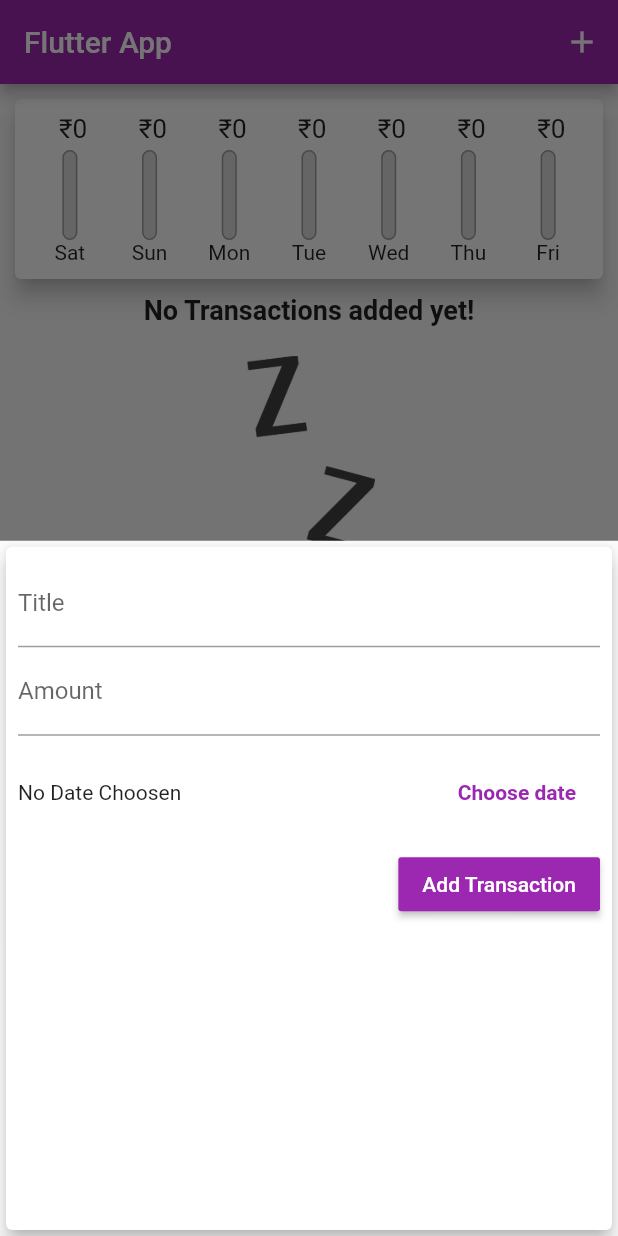
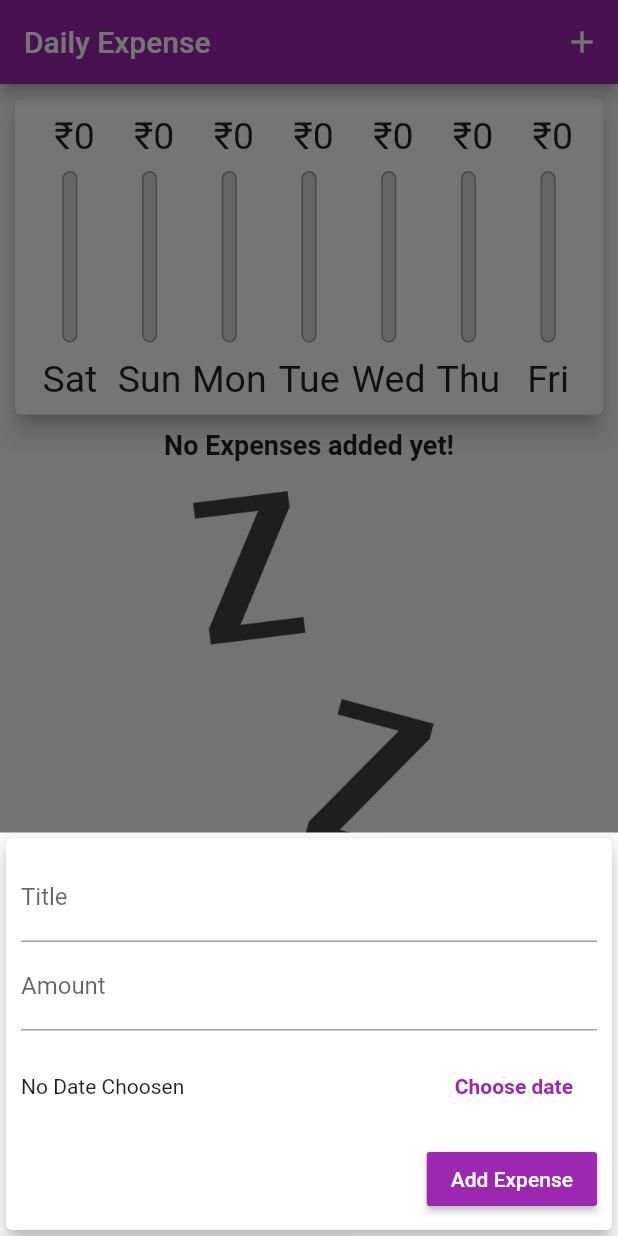
Before and after one commit to Jbhaliyan/daily_expense, a Flutter app: the screen it shows after launch, after a tap on the "add" icon, on a phone screen of 412 x 824 dp. Run offline on Flutter 3.47's test engine with Material 2 defaults, Android fonts, the phone set to English and light mode, and no system bars.

Commit message:
Responsive and adaptive features added

```diff
--- a/lib/main.dart
+++ b/lib/main.dart
@@ -1,11 +1,15 @@
-import 'package:expense_app_practice/widgets/chart.dart';
-import 'package:expense_app_practice/widgets/transaction-list.dart';
+import 'package:flutter/services.dart';
+import 'widgets/chart.dart';
 import 'package:flutter/material.dart';
-
-import 'models/transaction.dart';
-import 'widgets/new_transaction.dart';
+import 'models/expense.dart';
+import 'widgets/expense_list.dart';
+import 'widgets/new_expense.dart';
 
 void main() {
+  // SystemChrome.setPreferredOrientations([
+  //   DeviceOrientation.portraitUp,
+  //   DeviceOrientation.portraitDown,
+  // ]);
   runApp(MyApp());
 }
 
@@ -16,9 +20,8 @@ class MyApp extends StatelessWidget {
     return MaterialApp(
       title: 'Personal Expenses',
       theme: ThemeData(
-        // primaryColor: Colors.purple,
+        primaryColor: Colors.purple,
         primarySwatch: Colors.purple,
-        // accentColor: Colors.amber,
       ),
       home: MyHomePage(),
     );
@@ -31,10 +34,10 @@ class MyHomePage extends StatefulWidget {
 }
 
 class _MyHomePageState extends State<MyHomePage> {
-  final List<Transaction> _userTransaction = [];
-
-  List<Transaction> get _recentTransaction {
-    return (_userTransaction.where((txt) {
+  final List<Expense> _userExpense = [];
+  bool _showChart = false;
+  List<Expense> get _recentExpense {
+    return (_userExpense.where((txt) {
       return txt.date.isAfter(
         DateTime.now().subtract(
           Duration(days: 7),
@@ -43,65 +46,101 @@ class _MyHomePageState extends State<MyHomePage> {
     }).toList());
   }
 
-  void _addNewTransaction(String title, double amt, DateTime chosenDate) {
-    final newTx = Transaction(
+  void _addNewExpense(String title, double amt, DateTime chosenDate) {
+    final newEx = Expense(
         id: DateTime.now().toString(),
         title: title,
         amt: amt,
         date: chosenDate);
     // final newAmt = amt;
     setState(() {
-      _userTransaction.add(newTx);
+      _userExpense.add(newEx);
     });
   }
 
-  void _startNewTransaction(BuildContext ctx) {
+  void _startNewExpense(BuildContext ctx) {
     showModalBottomSheet(
       context: ctx,
       builder: (_) {
         return GestureDetector(
             onTap: () {},
             behavior: HitTestBehavior.opaque,
-            child: NewTransaction(_addNewTransaction));
+            child: NewExpense(_addNewExpense));
       },
     );
   }
 
-  void _deleteTransaction(String id) {
+  void _deleteExpense(String id) {
     setState(() {
-      _userTransaction.removeWhere((tx) => tx.id == id);
+      _userExpense.removeWhere((tx) => tx.id == id);
     });
   }
 
   @override
   Widget build(BuildContext context) {
-    return Scaffold(
-      appBar: AppBar(
-        title: Text('Flutter App'),
+    final mediaQuery=MediaQuery.of(context);
+    final isLandscape =
+         mediaQuery.orientation == Orientation.landscape;
+
+    final appBar = AppBar(
+      title: Text('Daily Expense'),
       actions: [
         IconButton(
-            onPressed: () => _startNewTransaction(context),
+          onPressed: () => _startNewExpense(context),
           icon: Icon(
             Icons.add,
             color: Colors.white,
           ),
         ),
       ],
-      ),
+    );
+    final exList = Container(
+        height: ( mediaQuery.size.height -
+                appBar.preferredSize.height -
+                 mediaQuery.padding.top) *
+            0.7,
+        child: ExpenseList(_userExpense, _deleteExpense));
+    return Scaffold(
+      appBar: appBar,
       body: SingleChildScrollView(
         child: Column(
-          // crossAxisAlignment: CrossAxisAlignment.start,
           mainAxisAlignment: MainAxisAlignment.center,
           children: [
-            Chart(_recentTransaction),
-            // UserTransaction()
-            TransactionList(_userTransaction, _deleteTransaction),
+            if (isLandscape)
+              Row(mainAxisAlignment: MainAxisAlignment.center, children: [
+                Text("Show Chart"),
+                Switch(
+                  value: _showChart,
+                  onChanged: (val) {
+                    setState(() {
+                      _showChart = val;
+                    });
+                  },
+                ),
+              ]),
+            if (!isLandscape)
+              Container(
+                  height: ( mediaQuery.size.height -
+                          appBar.preferredSize.height -
+                          mediaQuery.padding.top) *
+                      0.3,
+                  child: Chart(_recentExpense)),
+            if (!isLandscape) exList,
+            if (isLandscape)
+              _showChart
+                  ? Container(
+                      height: ( mediaQuery.size.height -
+                              appBar.preferredSize.height -
+                               mediaQuery.padding.top) *
+                          0.4,
+                      child: Chart(_recentExpense))
+                  : exList,
           ],
         ),
       ),
       // floatingActionButtonLocation: FloatingActionButtonLocation.centerTop,
       floatingActionButton: FloatingActionButton(
-        onPressed: () => _startNewTransaction(context),
+        onPressed: () => _startNewExpense(context),
         child: Icon(Icons.add),
       ),
     );
--- a/lib/models/transaction.dart
+++ b/lib/models/expense.dart
@@ -1,10 +1,10 @@
-class Transaction {
+class Expense {
   final String id;
   final String title;
   final double amt;
   final DateTime date;
 
-  Transaction({
+  Expense({
     required this.id,
     required this.title,
     required this.amt,
--- a/lib/widgets/chart.dart
+++ b/lib/widgets/chart.dart
@@ -1,15 +1,14 @@
-import 'package:expense_app_practice/widgets/chart_bar.dart';
+import '/widgets/chart_bar.dart';
 import 'package:intl/intl.dart';
-
-import '/models/transaction.dart';
+import '../models/expense.dart';
 import 'package:flutter/material.dart';
 
 class Chart extends StatelessWidget {
   // const Chart({Key? key}) : super(key: key);
-  final List<Transaction> recentTransaction;
+  final List<Expense> recentExpense;
 
-  Chart(this.recentTransaction);
-  List<Map<String, Object>> get grpdTransactions {
+  Chart(this.recentExpense);
+  List<Map<String, Object>> get grpdExpenses {
     return List.generate(7, (index) {
       final weekDay = DateTime.now().subtract(
         //weekday=DateTime.now()-index
@@ -17,11 +16,11 @@ class Chart extends StatelessWidget {
         // DateTime fiftyDaysAgo = today.subtract(const Duration(days: 50));
       );
       var totalSum = 0.0;
-      for (int i = 0; i < recentTransaction.length; i++) {
-        if (recentTransaction[i].date.day == weekDay.day &&
-            recentTransaction[i].date.month == weekDay.month &&
-            recentTransaction[i].date.year == weekDay.year) {
-          totalSum += recentTransaction[i].amt;
+      for (int i = 0; i < recentExpense.length; i++) {
+        if (recentExpense[i].date.day == weekDay.day &&
+            recentExpense[i].date.month == weekDay.month &&
+            recentExpense[i].date.year == weekDay.year) {
+          totalSum += recentExpense[i].amt;
         }
       }
       // print(DateFormat.E().format(weekDay));
@@ -34,14 +33,13 @@ class Chart extends StatelessWidget {
   }
 
   double get totalSpending {
-    return grpdTransactions.fold(0.0, (sum, element) {
+    return grpdExpenses.fold(0.0, (sum, element) {
       return sum + (element['amt'] as num);
     });
   }
 
   @override
   Widget build(BuildContext context) {
-    print(grpdTransactions);
     return Card(
       elevation: 6,
       margin: EdgeInsets.all(10),
@@ -49,8 +47,7 @@ class Chart extends StatelessWidget {
         padding: const EdgeInsets.all(10.0),
         child: Row(
           mainAxisAlignment: MainAxisAlignment.spaceAround,
-            children:
-                (grpdTransactions as List<Map<String, Object>>).map((data) {
+          children: (grpdExpenses as List<Map<String, Object>>).map((data) {
             return Expanded(
               child: ChartBar(
                 data['DAY'].toString(),
@@ -62,6 +59,7 @@ class Chart extends StatelessWidget {
             );
           }).toList(),
         ),
-        ));
+      ),
+    );
   }
 }
--- a/lib/widgets/chart_bar.dart
+++ b/lib/widgets/chart_bar.dart
@@ -11,17 +11,19 @@ class ChartBar extends StatelessWidget {
 
   @override
   Widget build(BuildContext context) {
+    // final curlSpace = MediaQuery.of(context).textScaleFactor;
+    return LayoutBuilder(builder: (ctx, constraints) {
       return Column(children: [
         Container(
-        height: 20,
+          height: constraints.maxHeight * 0.15,
           child: FittedBox(
             //FittedBox fits the text in given space
             child: Text(' ₹${spendingamt.toStringAsFixed(0)}'),
           ),
         ),
-      SizedBox(height: 4),
+        SizedBox(height: constraints.maxHeight * 0.05),
         Container(
-        height: 60,
+          height: constraints.maxHeight * 0.6,
           width: 10,
           child: Stack(
             children: [
@@ -43,15 +45,24 @@ class ChartBar extends StatelessWidget {
                   ),
                 ),
               ),
-            // Container(
-            //   child: ,
-            // )
             ],
           ),
         ),
+        SizedBox(
+          height: constraints.maxHeight * 0.05,
+        ),
         Container(
-        child: Text('$label'),
+          height: constraints.maxHeight * 0.15,
+          child: FittedBox(
+            child: Text(
+              '$label',
+              style: TextStyle(
+                  // fontSize: 20,
+                  ),
+            ),
+          ),
         )
       ]);
+    });
   }
 }
--- /dev/null
+++ b/lib/widgets/expense_list.dart
@@ -0,0 +1,86 @@
+import 'package:flutter/material.dart';
+import 'package:intl/intl.dart';
+import '../models/expense.dart';
+
+class ExpenseList extends StatelessWidget {
+  ExpenseList(this.expenses, this.deleteTx);
+  final List<Expense> expenses;
+  final Function deleteTx;
+  @override
+  Widget build(BuildContext context) {
+    return expenses.isEmpty
+        ? LayoutBuilder(builder: (ctx, constraints) {
+            return Column(
+              children: [
+                Text(
+                  'No Expenses added yet!',
+                  // textAlign: TextAlign.right,
+                  style: TextStyle(
+                    fontSize: 18.0,
+                    fontWeight: FontWeight.bold,
+                  ),
+                ),
+                SizedBox(height: 20),
+                SizedBox(
+                    height: constraints.maxHeight * 0.7,
+                    child:
+                        Image.asset('assets/waiting.png', fit: BoxFit.cover)),
+              ],
+            );
+          })
+        : ListView.builder(
+            itemBuilder: (context, index) {
+              return Card(
+                margin: EdgeInsets.symmetric(horizontal: 5, vertical: 6),
+                child: ListTile(
+                  leading: Container(
+                    padding: EdgeInsets.all(5.0),
+                    decoration: BoxDecoration(
+                      border: Border.all(
+                        color: Theme.of(context).primaryColorDark,
+                        width: 2.0,
+                      ),
+                    ),
+                    child: Text(
+                      '₹ ${expenses[index].amt.toStringAsFixed(2)}',
+                      style: TextStyle(
+                        color: Theme.of(context).primaryColor,
+                        fontWeight: FontWeight.bold,
+                        fontSize: 18.0,
+                      ),
+                    ),
+                  ),
+                  title: Text(
+                    expenses[index].title,
+                    style: TextStyle(fontWeight: FontWeight.bold),
+                  ),
+                  subtitle: Text(
+                    DateFormat.yMMMd().format(expenses[index].date),
+                    // tx.date.toString(),
+                  ),
+                  trailing: MediaQuery.of(context).size.width > 450
+                      ? FlatButton.icon(
+                          textColor: Colors.red,
+                          onPressed: () => deleteTx(expenses[index].id),
+                          icon: Icon(
+                            Icons.delete,
+                            color: Colors.red,
+                          ),
+                          label: Text('Delete'),
+                        )
+                      : IconButton(
+                          onPressed: () => deleteTx(expenses[index].id),
+                          icon: Icon(
+                            Icons.delete,
+                            color: Colors.red,
+                          ),
+                        ),
+                ),
+              );
+            },
+            itemCount: expenses.length,
+            // children: (Expenses as List<Expense>).map((tx) {
+            // return
+          );
+  }
+}
--- /dev/null
+++ b/lib/widgets/new_expense.dart
@@ -0,0 +1,107 @@
+import 'package:flutter/material.dart';
+import 'package:intl/intl.dart';
+
+class NewExpense extends StatefulWidget {
+  final Function addEx;
+  NewExpense(this.addEx);
+
+  @override
+  _NewExpenseState createState() => _NewExpenseState();
+}
+
+class _NewExpenseState extends State<NewExpense> {
+  final _titleController = TextEditingController();
+  final _amtControler = TextEditingController();
+  DateTime? _selectedDate;
+
+  void _submitData() {
+    if (_amtControler.text.isEmpty) return;
+    final enterTitle = _titleController.text;
+    final enterAmt = double.parse(_amtControler.text);
+
+    if (enterTitle.isEmpty || enterAmt <= 0 || _selectedDate == null) return;
+    widget.addEx(
+      enterTitle,
+      enterAmt,
+      _selectedDate,
+    );
+    Navigator.of(context).pop();
+  }
+
+  void _datePicker() {
+    showDatePicker(
+      context: context,
+      initialDate: DateTime.now(),
+      firstDate: DateTime(2000),
+      lastDate: DateTime.now(),
+    ).then((date) {
+      if (date == null) {
+        return;
+      }
+      setState(() {
+        _selectedDate = date;
+      });
+    });
+  }
+
+  @override
+  Widget build(BuildContext context) {
+    return SingleChildScrollView(
+      child: Card(
+        elevation: 5.0,
+        child: Container(
+          padding: EdgeInsets.only(
+              top: 10,
+              left: 10,
+              right: 10,
+              bottom: MediaQuery.of(context).viewInsets.bottom + 10),
+          child: Column(
+            crossAxisAlignment: CrossAxisAlignment.end,
+            children: [
+              TextField(
+                controller: _titleController,
+                onSubmitted: (_) => _submitData,
+                decoration: InputDecoration(labelText: 'Title'),
+              ),
+              TextField(
+                controller: _amtControler,
+                keyboardType: TextInputType.number,
+                onSubmitted: (_) => _submitData,
+                decoration: InputDecoration(labelText: 'Amount'),
+              ),
+              Container(
+                height: 75,
+                child: Row(
+                  children: [
+                    Expanded(
+                      child: Text(_selectedDate == null
+                          ? 'No Date Choosen'
+                          : 'Picked Date  : ' +
+                              DateFormat.yMd().format(_selectedDate!)),
+                    ),
+                    FlatButton(
+                      onPressed: _datePicker,
+                      child: Text(
+                        "Choose date",
+                        style: TextStyle(fontWeight: FontWeight.bold),
+                      ),
+                      textColor: Theme.of(context).primaryColor,
+                    )
+                  ],
+                ),
+              ),
+              RaisedButton(
+                onPressed: _submitData,
+                color: Theme.of(context).primaryColor,
+                textColor: Colors.white,
+                child: Text(
+                  'Add Expense',
+                ),
+              ),
+            ],
+          ),
+        ),
+      ),
+    );
+  }
+}
--- a/lib/widgets/new_transaction.dart
+++ /dev/null
@@ -1,100 +0,0 @@
-import 'package:flutter/material.dart';
-import 'package:intl/intl.dart';
-
-class NewTransaction extends StatefulWidget {
-  final Function addTx;
-  NewTransaction(this.addTx);
-
-  @override
-  _NewTransactionState createState() => _NewTransactionState();
-}
-
-class _NewTransactionState extends State<NewTransaction> {
-  final _titleController = TextEditingController();
-  final _amtControler = TextEditingController();
-  DateTime? _selectedDate;
-  void _submitData() {
-    if (_amtControler.text.isEmpty) return;
-    final enterTitle = _titleController.text;
-    final enterAmt = double.parse(_amtControler.text);
-
-    if (enterTitle.isEmpty || enterAmt <= 0 || _selectedDate == null) return;
-    widget.addTx(
-      enterTitle,
-      enterAmt,
-      _selectedDate,
-    );
-    Navigator.of(context).pop();
-  }
-
-  void _datePicker() {
-    showDatePicker(
-      context: context,
-      initialDate: DateTime.now(),
-      firstDate: DateTime(2000),
-      lastDate: DateTime.now(),
-    ).then((date) {
-      if (date == null) {
-        return;
-      }
-      setState(() {
-        _selectedDate = date;
-      });
-    });
-  }
-
-  @override
-  Widget build(BuildContext context) {
-    return Card(
-      elevation: 5.0,
-      child: Container(
-        padding: EdgeInsets.all(8.0),
-        child: Column(
-          crossAxisAlignment: CrossAxisAlignment.end,
-          children: [
-            TextField(
-              controller: _titleController,
-              onSubmitted: (_) => _submitData,
-              decoration: InputDecoration(labelText: 'Title'),
-            ),
-            TextField(
-              controller: _amtControler,
-              keyboardType: TextInputType.number,
-              onSubmitted: (_) => _submitData,
-              decoration: InputDecoration(labelText: 'Amount'),
-            ),
-            Container(
-              height: 75,
-              child: Row(
-                children: [
-                  Expanded(
-                    child: Text(_selectedDate == null
-                        ? 'No Date Choosen'
-                        : 'Picked Date  : ' +
-                            DateFormat.yMd().format(_selectedDate!)),
-                  ),
-                  FlatButton(
-                    onPressed: _datePicker,
-                    child: Text(
-                      "Choose date",
-                      style: TextStyle(fontWeight: FontWeight.bold),
-                    ),
-                    textColor: Theme.of(context).primaryColor,
-                  )
-                ],
-              ),
-            ),
-            RaisedButton(
-              onPressed: _submitData,
-              color: Theme.of(context).primaryColor,
-              textColor: Colors.white,
-              child: Text(
-                'Add Transaction',
-              ),
-            ),
-          ],
-        ),
-      ),
-    );
-  }
-}
--- a/lib/widgets/transaction-list.dart
+++ /dev/null
@@ -1,79 +0,0 @@
-import 'package:flutter/material.dart';
-import 'package:intl/intl.dart';
-import '/models/transaction.dart';
-
-class TransactionList extends StatelessWidget {
-  TransactionList(this.transactions, this.deleteTx);
-  final List<Transaction> transactions;
-  final Function deleteTx;
-  @override
-  Widget build(BuildContext context) {
-    return Container(
-      height: 400,
-      child: transactions.isEmpty
-          ? Column(
-              // crossAxisAlignment: CrossAxisAlignment.center,
-              // mainAxisAlignment: MainAxisAlignment.center,
-              children: [
-                Text(
-                  'No Transactions added yet!',
-                  // textAlign: TextAlign.right,
-                  style: TextStyle(
-                    fontSize: 18.0,
-                    fontWeight: FontWeight.bold,
-                  ),
-                ),
-                SizedBox(height: 20),
-                SizedBox(
-                    height: 200,
-                    child:
-                        Image.asset('assets/waiting.png', fit: BoxFit.cover)),
-              ],
-            )
-          : ListView.builder(
-              itemBuilder: (context, index) {
-                return Card(
-                  margin: EdgeInsets.symmetric(horizontal: 5, vertical: 6),
-                  child: ListTile(
-                    leading: Container(
-                      padding: EdgeInsets.all(5.0),
-                      decoration: BoxDecoration(
-                        border: Border.all(
-                          color: Theme.of(context).primaryColorDark,
-                          width: 2.0,
-                        ),
-                      ),
-                      child: Text(
-                        '₹ ${transactions[index].amt.toStringAsFixed(2)}',
-                        style: TextStyle(
-                          color: Theme.of(context).primaryColor,
-                          fontWeight: FontWeight.bold,
-                          fontSize: 18.0,
-                        ),
-                      ),
-                    ),
-                    title: Text(
-                      transactions[index].title,
-                      style: TextStyle(fontWeight: FontWeight.bold),
-                    ),
-                    subtitle: Text(
-                      DateFormat.yMMMd().format(transactions[index].date),
-                      // tx.date.toString(),
-                    ),
-                    trailing: IconButton(
-                      onPressed: () => deleteTx(transactions[index].id),
-                      icon: Icon(
-                        Icons.delete,
-                        color: Colors.red,
-                      ),
-                    ),
-                  ),
-                );
-              },
-              itemCount: transactions.length,
-              // children: (transactions as List<Transaction>).map((tx) {
-              // return
-            ),
-    );
-  }
-}
```
Lines whose indentation alone changed are shown as unchanged.
